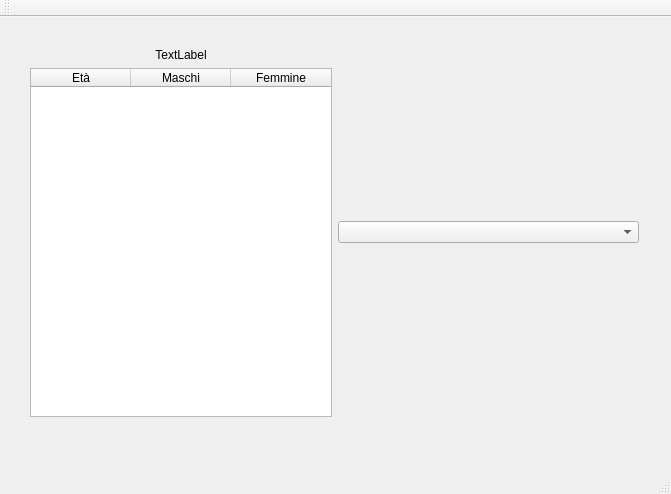
Old version of the form Qt/mainwindow.ui in the repository sorre97/setCpp.
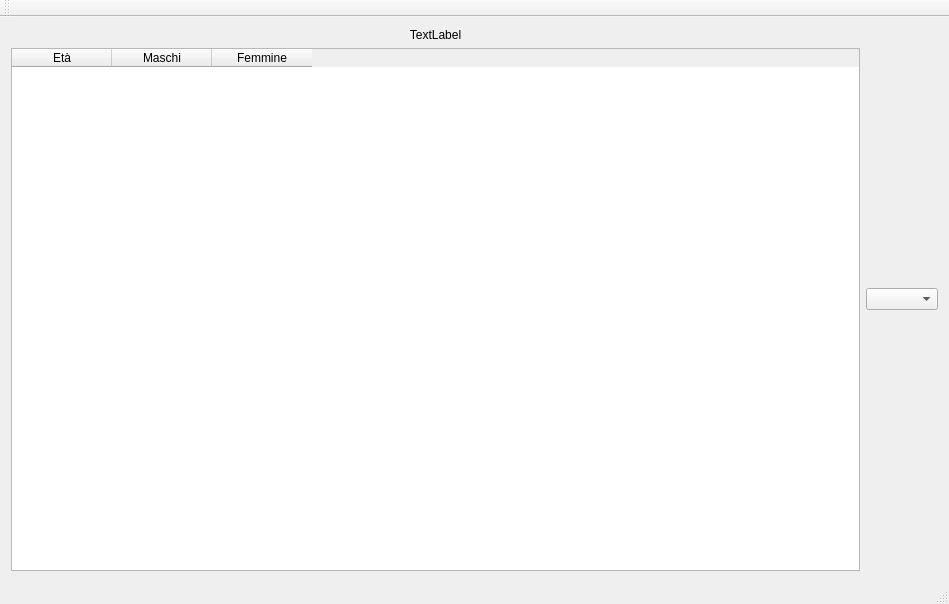
New version of the form.

Diff of the .ui file:
```diff
--- a/Qt/mainwindow.ui
+++ b/Qt/mainwindow.ui
@@ -6,23 +6,19 @@
    <rect>
     <x>0</x>
     <y>0</y>
-    <width>671</width>
-    <height>494</height>
+    <width>949</width>
+    <height>604</height>
    </rect>
   </property>
   <property name="windowTitle">
    <string>MainWindow</string>
   </property>
   <widget class="QWidget" name="centralWidget">
-   <widget class="QWidget" name="horizontalLayoutWidget">
-    <property name="geometry">
-     <rect>
-      <x>19</x>
-      <y>20</y>
-      <width>631</width>
-      <height>391</height>
-     </rect>
-    </property>
+   <property name="enabled">
+    <bool>true</bool>
+   </property>
+   <layout class="QVBoxLayout" name="verticalLayout">
+    <item>
     <layout class="QHBoxLayout" name="horizontalLayout">
      <item>
       <layout class="QVBoxLayout" name="table_container">
@@ -38,12 +34,6 @@
        </item>
        <item>
         <widget class="QTableWidget" name="uitable">
-         <property name="sizePolicy">
-          <sizepolicy hsizetype="Minimum" vsizetype="Expanding">
-           <horstretch>0</horstretch>
-           <verstretch>0</verstretch>
-          </sizepolicy>
-         </property>
          <property name="rowCount">
           <number>0</number>
          </property>
@@ -77,7 +67,8 @@
       </layout>
      </item>
     </layout>
-   </widget>
+    </item>
+   </layout>
   </widget>
   <widget class="QMenuBar" name="menuBar">
    <property name="geometry">
```
Left out of the diff: 5 changed lines with no effect on the pictures. Lines whose indentation alone changed are shown as unchanged.
